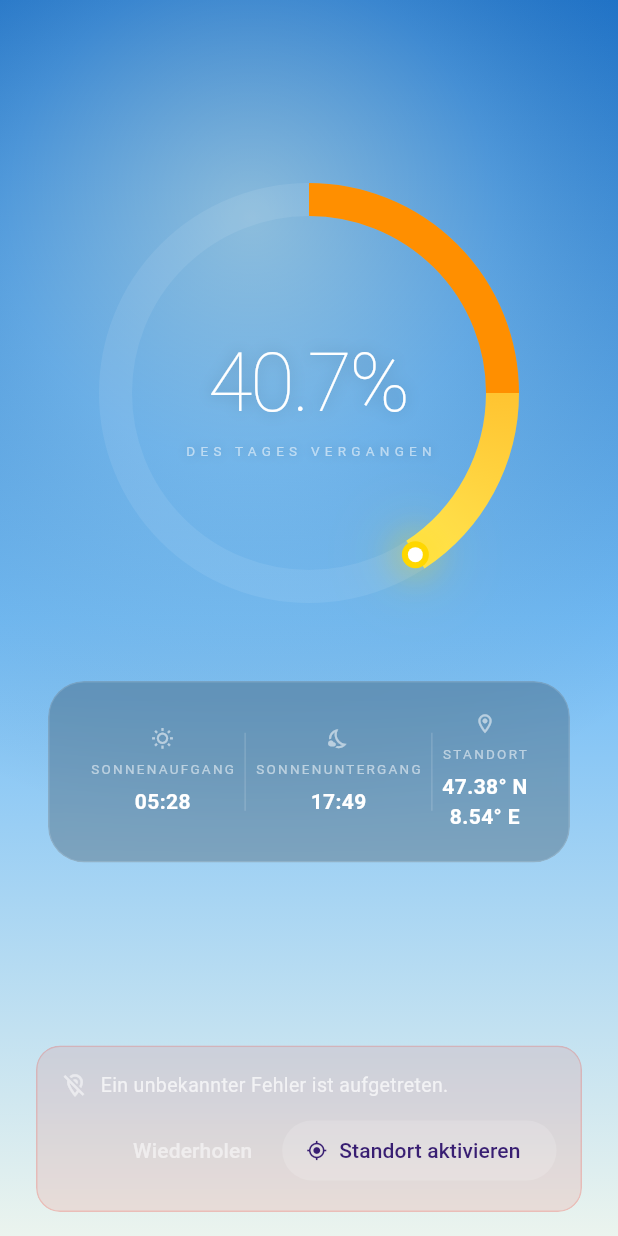
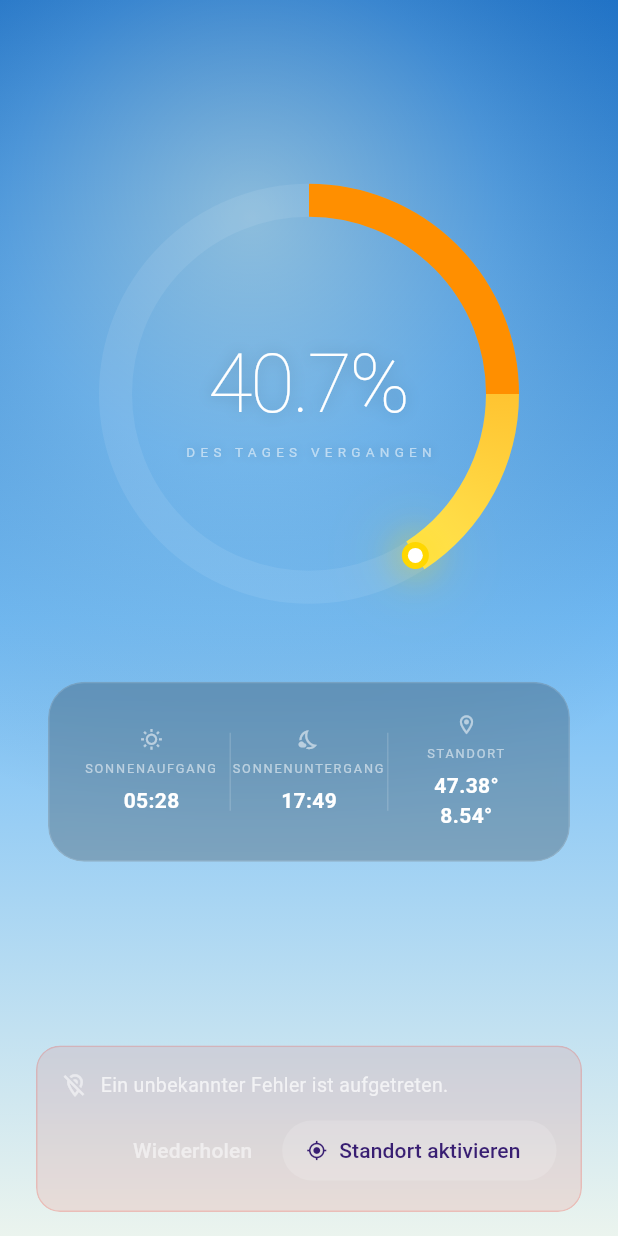
Before and after one commit to kown7/100p, a Flutter app: the screen it shows after launch, on a phone screen of 412 x 824 dp. Run offline on Flutter 3.47's test engine with Material 3 defaults, Android fonts, the phone set to English and light mode, and no system bars; our stand-ins replace geolocator.

Commit message:
design fixes

```diff
--- a/_100_p/lib/main.dart
+++ b/_100_p/lib/main.dart
@@ -1,6 +1,7 @@
 import 'dart:math' as math;
 import 'dart:ui';
 
+import 'package:flutter/cupertino.dart';
 import 'package:flutter/material.dart';
 import 'package:flutter/services.dart';
 import 'package:flutter_localizations/flutter_localizations.dart';
@@ -350,6 +351,7 @@ class _InfoCard extends StatelessWidget {
   @override
   Widget build(BuildContext context) {
     final s = AppStrings.of(context);
+    final isIOS = Theme.of(context).platform == TargetPlatform.iOS;
     return Padding(
       padding: const EdgeInsets.symmetric(horizontal: 32),
       child: ClipRRect(
@@ -358,7 +360,7 @@ class _InfoCard extends StatelessWidget {
           filter: ImageFilter.blur(sigmaX: 18, sigmaY: 18),
           child: Container(
             padding:
-                const EdgeInsets.symmetric(horizontal: 24, vertical: 20),
+                const EdgeInsets.symmetric(horizontal: 16, vertical: 20),
             decoration: BoxDecoration(
               color: Colors.black.withValues(alpha: 0.22),
               borderRadius: BorderRadius.circular(24),
@@ -366,25 +368,30 @@ class _InfoCard extends StatelessWidget {
                   color: Colors.white.withValues(alpha: 0.14)),
             ),
             child: Row(
-              mainAxisAlignment: MainAxisAlignment.spaceAround,
               children: [
-                _InfoTile(
-                  icon: Icons.wb_sunny_outlined,
+                Expanded(
+                  child: _InfoTile(
+                    icon: isIOS ? CupertinoIcons.sunrise : Icons.wb_sunny_outlined,
                     label: s.sunrise,
                     value: _formatTime(data.sunrise),
                   ),
-                _VertDivider(),
-                _InfoTile(
-                  icon: Icons.nights_stay_outlined,
+                ),
+                const _VertDivider(),
+                Expanded(
+                  child: _InfoTile(
+                    icon: isIOS ? CupertinoIcons.sunset : Icons.nights_stay_outlined,
                     label: s.sunset,
                     value: _formatTime(data.sunset),
                   ),
-                _VertDivider(),
-                _InfoTile(
-                  icon: Icons.location_on_outlined,
+                ),
+                const _VertDivider(),
+                Expanded(
+                  child: _InfoTile(
+                    icon: isIOS ? CupertinoIcons.location : Icons.location_on_outlined,
                     label: s.location,
                     value:
-                      '${data.latitude.toStringAsFixed(2)}° N\n${data.longitude.toStringAsFixed(2)}° E',
+                        '${data.latitude.toStringAsFixed(2)}°\n${data.longitude.toStringAsFixed(2)}°',
+                  ),
                 ),
               ],
             ),
@@ -409,17 +416,27 @@ class _InfoTile extends StatelessWidget {
       children: [
         Icon(icon, color: Colors.white54, size: 15),
         const SizedBox(height: 6),
-        Text(label,
+        Text(
+          label,
+          textAlign: TextAlign.center,
+          maxLines: 2,
+          overflow: TextOverflow.ellipsis,
           style: const TextStyle(
-                color: Colors.white54, fontSize: 9, letterSpacing: 1.5)),
+              color: Colors.white54, fontSize: 8.5, letterSpacing: 1.2),
+        ),
         const SizedBox(height: 5),
-        Text(value,
+        FittedBox(
+          fit: BoxFit.scaleDown,
+          child: Text(
+            value,
             textAlign: TextAlign.center,
             style: const TextStyle(
                 color: Colors.white,
                 fontSize: 14,
                 fontWeight: FontWeight.w600,
-                height: 1.4)),
+                height: 1.4),
+          ),
+        ),
       ],
     );
   }
```
Lines whose indentation alone changed are shown as unchanged.
